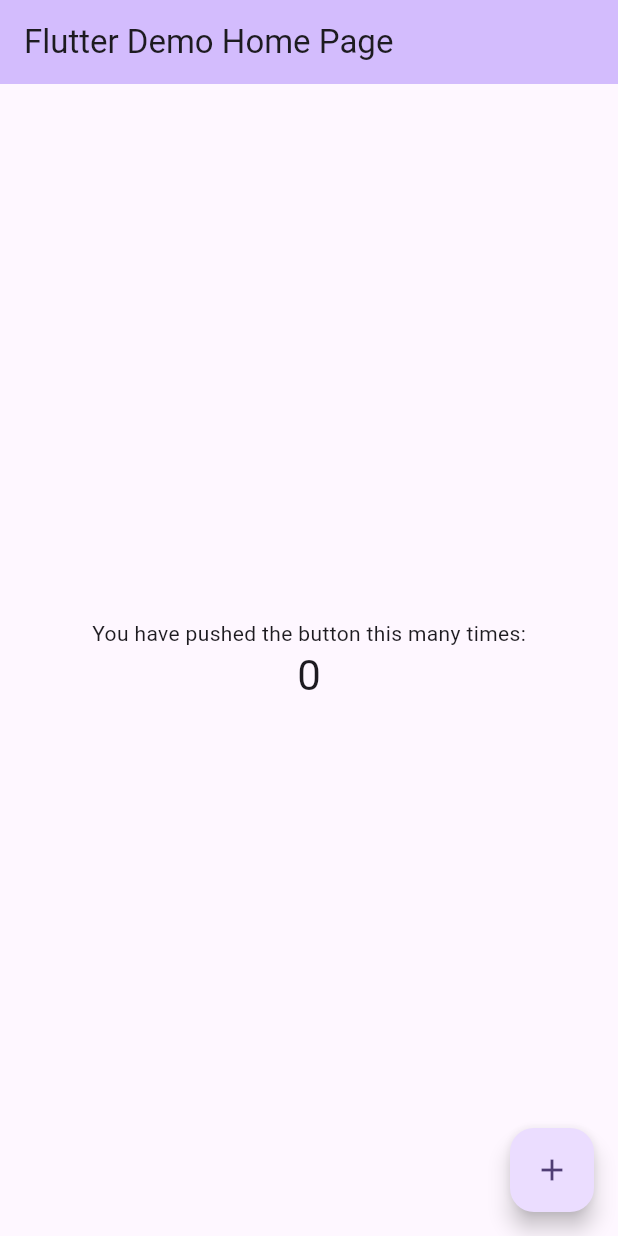
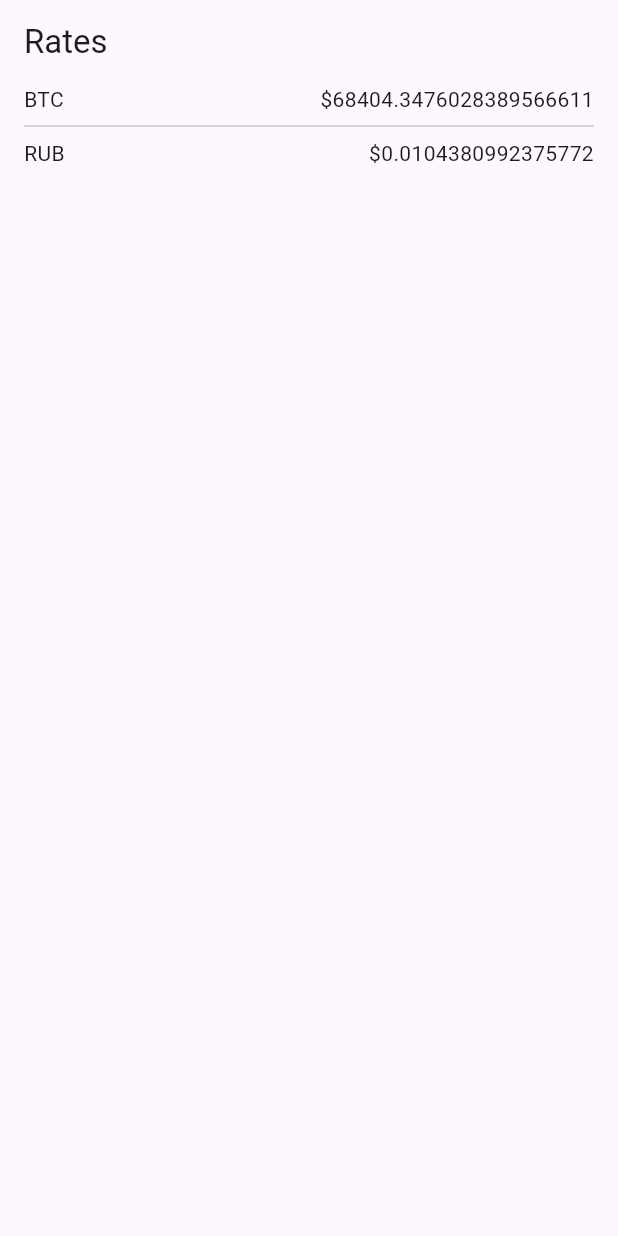
Before and after one commit to Strafe0/cryptocurrency_converter, a Flutter app: the screen it shows after launch, on a phone screen of 412 x 824 dp. Run offline on Flutter 3.47's test engine with Material 3 defaults, Android fonts, the phone set to English and light mode, and no system bars; our stand-ins replace decimal, freezed_annotation, logger.

Commit message:
Added rates list presentation

```diff
--- a/lib/data/providers/currency_provider_impl.dart
+++ b/lib/data/providers/currency_provider_impl.dart
@@ -3,8 +3,9 @@ import 'package:cryptocurrency_converter/data/providers/currency_provider.dart';
 
 class CurrencyProviderImpl implements CurrencyProvider {
   @override
-  Future<List<CurrencyDto>?> getCurrencies() {
+  Future<List<CurrencyDto>?> getCurrencies() async {
     // TODO: implement getCurrencies
+    await Future.delayed(Duration(milliseconds: 300));
     return Future.value([
       CurrencyDto.fromJson(
         {
@@ -28,7 +29,7 @@ class CurrencyProviderImpl implements CurrencyProvider {
   }
 
   @override
-  Future<CurrencyDto?> getCurrencyById(String id) {
+  Future<CurrencyDto?> getCurrencyById(String id) async {
     // TODO: implement getCurrencyById
     throw UnimplementedError();
   }
--- a/lib/main.dart
+++ b/lib/main.dart
@@ -1,69 +1,19 @@
+import 'package:cryptocurrency_converter/data/providers/currency_provider.dart';
+import 'package:cryptocurrency_converter/data/providers/currency_provider_impl.dart';
+import 'package:cryptocurrency_converter/data/repositories/currency_repository.dart';
+import 'package:cryptocurrency_converter/data/repositories/currency_repository_impl.dart';
+import 'package:cryptocurrency_converter/domain/usecases/get_currencies.dart';
+import 'package:cryptocurrency_converter/presentation/app/app.dart';
 import 'package:flutter/material.dart';
 
 void main() {
-  runApp(const MyApp());
+  CurrencyProvider currencyProvider = CurrencyProviderImpl();
+  CurrencyRepository currencyRepo = CurrencyRepositoryImpl(currencyProvider);
+  GetCurrencies getCurrencies = GetCurrencies(currencyRepo);
+
+  runApp(
+    App(
+      getCurrencies: getCurrencies,
+    ),
+  );
 }
-
-class MyApp extends StatelessWidget {
-  const MyApp({super.key});
-
-  @override
-  Widget build(BuildContext context) {
-    return MaterialApp(
-      title: 'Flutter Demo',
-      theme: ThemeData(
-        colorScheme: ColorScheme.fromSeed(seedColor: Colors.deepPurple),
-        useMaterial3: true,
-      ),
-      home: const MyHomePage(title: 'Flutter Demo Home Page'),
-    );
-  }
-}
-
-class MyHomePage extends StatefulWidget {
-  const MyHomePage({super.key, required this.title});
-
-  final String title;
-
-  @override
-  State<MyHomePage> createState() => _MyHomePageState();
-}
-
-class _MyHomePageState extends State<MyHomePage> {
-  int _counter = 0;
-
-  void _incrementCounter() {
-    setState(() {
-      _counter++;
-    });
-  }
-
-  @override
-  Widget build(BuildContext context) {
-    return Scaffold(
-      appBar: AppBar(
-        backgroundColor: Theme.of(context).colorScheme.inversePrimary,
-        title: Text(widget.title),
-      ),
-      body: Center(
-        child: Column(
-          mainAxisAlignment: MainAxisAlignment.center,
-          children: <Widget>[
-            const Text(
-              'You have pushed the button this many times:',
-            ),
-            Text(
-              '$_counter',
-              style: Theme.of(context).textTheme.headlineMedium,
-            ),
-          ],
-        ),
-      ),
-      floatingActionButton: FloatingActionButton(
-        onPressed: _incrementCounter,
-        tooltip: 'Increment',
-        child: const Icon(Icons.add),
-      ),
-    );
-  }
-}
--- /dev/null
+++ b/lib/presentation/app/app.dart
@@ -0,0 +1,30 @@
+import 'package:cryptocurrency_converter/domain/usecases/get_currencies.dart';
+import 'package:cryptocurrency_converter/presentation/rates/notifier/rates_notifier.dart';
+import 'package:cryptocurrency_converter/presentation/rates/widgets/rates_list.dart';
+import 'package:flutter/material.dart';
+import 'package:provider/provider.dart';
+
+part 'home_widget.dart';
+
+class App extends StatelessWidget {
+  const App({super.key, required this.getCurrencies});
+
+  final GetCurrencies getCurrencies;
+
+  @override
+  Widget build(BuildContext context) {
+    return MultiProvider(
+      providers: [
+        ChangeNotifierProvider(
+          create: (_) => RatesNotifier(getCurrencies)
+            ..getCurrencies(
+              force: true,
+            ),
+        ),
+      ],
+      child: MaterialApp(
+        home: const HomeWidget(),
+      ),
+    );
+  }
+}
--- /dev/null
+++ b/lib/presentation/app/home_widget.dart
@@ -0,0 +1,18 @@
+part of 'app.dart';
+
+class HomeWidget extends StatefulWidget {
+  const HomeWidget({super.key});
+
+  @override
+  State<HomeWidget> createState() => _HomeWidgetState();
+}
+
+class _HomeWidgetState extends State<HomeWidget> {
+  @override
+  Widget build(BuildContext context) {
+    return Scaffold(
+      appBar: AppBar(title: Text('Rates')),
+      body: const RatesList(),
+    );
+  }
+}
--- /dev/null
+++ b/lib/presentation/rates/notifier/rates_notifier.dart
@@ -0,0 +1,51 @@
+import 'dart:async';
+
+import 'package:cryptocurrency_converter/domain/entities/currency/currency.dart';
+import 'package:cryptocurrency_converter/domain/usecases/get_currencies.dart';
+import 'package:cryptocurrency_converter/logger.dart';
+import 'package:flutter/foundation.dart';
+
+class RatesNotifier extends ChangeNotifier {
+  RatesNotifier(this._getCurrencies);
+
+  final GetCurrencies _getCurrencies;
+
+  List<Currency>? _currencies;
+  List<Currency>? get currencies => _currencies;
+
+  bool _isLoading = false;
+  bool get isLoading => _isLoading;
+
+  Timer? _timer;
+
+  Future<void> getCurrencies({bool force = false}) async {
+    logger.d('getCurrencies(force = $force)');
+    _isLoading = true;
+    notifyListeners();
+
+    _currencies = await _getCurrencies();
+
+    _isLoading = false;
+    notifyListeners();
+
+    if (force) {
+      _startTimer();
+    }
+  }
+
+  void _startTimer() {
+    logger.d('start timer');
+    _timer?.cancel();
+    _timer = Timer.periodic(const Duration(seconds: 5), (_) {
+      logger.d('Update currencies by timer');
+      getCurrencies();
+    });
+  }
+
+  @override
+  void dispose() {
+    _timer?.cancel();
+    _timer = null;
+    super.dispose();
+  }
+}
--- /dev/null
+++ b/lib/presentation/rates/widgets/rates_list.dart
@@ -0,0 +1,44 @@
+import 'package:cryptocurrency_converter/presentation/rates/notifier/rates_notifier.dart';
+import 'package:flutter/material.dart';
+import 'package:provider/provider.dart';
+
+class RatesList extends StatelessWidget {
+  const RatesList({super.key});
+
+  @override
+  Widget build(BuildContext context) {
+    return Consumer<RatesNotifier>(
+      builder: (context, notifier, child) {
+        if (notifier.isLoading) {
+          return const Center(child: CircularProgressIndicator());
+        } else {
+          return ListView.builder(
+            itemCount: notifier.currencies!.length,
+            itemBuilder: (context, index) {
+              return Padding(
+                padding: const EdgeInsets.symmetric(horizontal: 16.0),
+                child: Column(
+                  children: [
+                    Row(
+                      children: [
+                        Text(notifier.currencies![index].symbol),
+                        Expanded(
+                          child: Text(
+                            '\$${notifier.currencies![index].rate.toString()}',
+                            textAlign: TextAlign.end,
+                          ),
+                        ),
+                      ],
+                    ),
+                    if (index != notifier.currencies!.length - 1)
+                      const Divider(),
+                  ],
+                ),
+              );
+            },
+          );
+        }
+      },
+    );
+  }
+}
--- a/pubspec.yaml
+++ b/pubspec.yaml
@@ -17,6 +17,7 @@ dependencies:
   freezed_annotation: ^2.4.4
   json_annotation: ^4.9.0
   logger: ^2.4.0
+  provider: ^6.1.2
 
 dev_dependencies:
   flutter_test:
```
Also changed, not shown: pubspec.lock, 1 other file.
